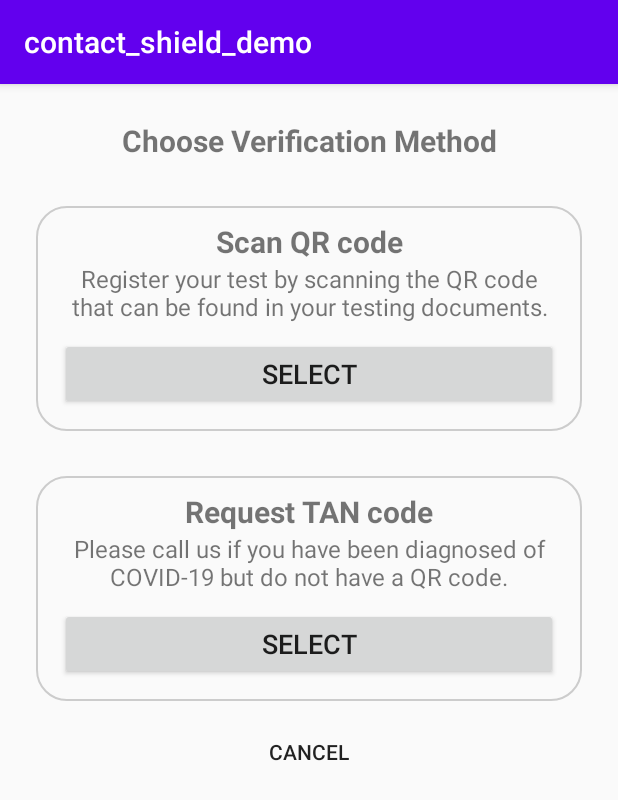
After one commit to JackXu0/Contact_Tracing, an Android app: the VerificationMethodsActivity screen opened directly, with no data from a screen before it, on a phone screen of 412 x 824 dp. The commit adds this screen. Shown: the top 800 px of the screen. Run offline under Robolectric (Android 15) with nearby library versions, the phone set to English and light mode, and no system bars.

Commit message:
verification UI update

```diff
--- a/contact_shield_demo/app/build.gradle
+++ b/contact_shield_demo/app/build.gradle
@@ -61,4 +61,6 @@ dependencies {
     implementation 'com.squareup.okhttp3:okhttp:4.7.2'
     implementation 'com.huawei.hms:contactshield:4.1.0.300'
     implementation 'com.huawei.agconnect:agconnect-core:1.0.0.300'
+    //dependency for pin view
+    implementation 'com.chaos.view:pinview:1.4.3'
 }
--- a/contact_shield_demo/app/src/main/java/com/futurewei/contact_shield_demo/activities/ReportTestResultActivity.java
+++ b/contact_shield_demo/app/src/main/java/com/futurewei/contact_shield_demo/activities/ReportTestResultActivity.java
@@ -22,7 +22,7 @@ public class ReportTestResultActivity extends AppCompatActivity {
             @Override
             public void onClick(View v) {
                 //next page
-                Intent intent = new Intent(getApplicationContext(), VerificationActivity.class);
+                Intent intent = new Intent(getApplicationContext(), VerificationMethodsActivity.class);
                 startActivity(intent);
                 finish();
             }
--- /dev/null
+++ b/contact_shield_demo/app/src/main/java/com/futurewei/contact_shield_demo/activities/VerificationMethodsActivity.java
@@ -0,0 +1,52 @@
+package com.futurewei.contact_shield_demo.activities;
+
+import androidx.appcompat.app.AppCompatActivity;
+
+import android.content.Intent;
+import android.os.Bundle;
+import android.view.View;
+import android.widget.Button;
+
+import com.futurewei.contact_shield_demo.R;
+
+public class VerificationMethodsActivity extends AppCompatActivity {
+
+    @Override
+    protected void onCreate(Bundle savedInstanceState) {
+        super.onCreate(savedInstanceState);
+        setContentView(R.layout.activity_verification_methods);
+
+        //TODO::Select QR code
+        Button qrCodeButton = (Button) findViewById(R.id.select_qrcode_Button);
+        qrCodeButton.setOnClickListener(new View.OnClickListener(){
+            @Override
+            public void onClick(View v) {
+                //next page
+//                Intent intent = new Intent(getApplicationContext(), VerificationMethodsActivity.class);
+//                startActivity(intent);
+//                finish();
+            }
+        });
+
+        Button teleTANButton = (Button) findViewById(R.id.select_teleTAN_Button);
+        teleTANButton.setOnClickListener(new View.OnClickListener(){
+            @Override
+            public void onClick(View v) {
+                //next page
+                Intent intent = new Intent(getApplicationContext(), TeleTANVerificationActivity.class);
+                startActivity(intent);
+                finish();
+            }
+        });
+
+        //EventListener for cancel button
+        Button cancelButton = (Button) findViewById(R.id.cancelButton);
+        cancelButton.setOnClickListener(new View.OnClickListener(){
+            @Override
+            public void onClick(View v) {
+                System.out.println("cancel button pressed, go back to home page");
+                finish();
+            }
+        });
+    }
+}
--- /dev/null
+++ b/contact_shield_demo/app/src/main/res/layout/activity_verification_methods.xml
@@ -0,0 +1,208 @@
+<?xml version="1.0" encoding="utf-8"?>
+<androidx.constraintlayout.widget.ConstraintLayout xmlns:android="http://schemas.android.com/apk/res/android"
+    xmlns:app="http://schemas.android.com/apk/res-auto"
+    xmlns:tools="http://schemas.android.com/tools"
+    android:layout_width="match_parent"
+    android:layout_height="match_parent"
+    tools:context=".activities.VerificationMethodsActivity">
+
+    <androidx.constraintlayout.widget.Guideline
+        android:id="@+id/guideline_start"
+        android:layout_width="wrap_content"
+        android:layout_height="wrap_content"
+        android:orientation="vertical"
+        app:layout_constraintGuide_begin="@dimen/guideline_start" />
+
+    <androidx.constraintlayout.widget.Guideline
+        android:id="@+id/guideline_end"
+        android:layout_width="wrap_content"
+        android:layout_height="wrap_content"
+        android:orientation="vertical"
+        app:layout_constraintGuide_end="@dimen/guideline_end" />
+
+    <androidx.constraintlayout.widget.Guideline
+        android:id="@+id/guideline_top"
+        android:layout_width="wrap_content"
+        android:layout_height="wrap_content"
+        android:orientation="horizontal"
+        app:layout_constraintGuide_begin="@dimen/guideline_top" />
+
+    <androidx.constraintlayout.widget.Guideline
+        android:id="@+id/guideline_bottom"
+        android:layout_width="wrap_content"
+        android:layout_height="wrap_content"
+        android:orientation="horizontal"
+        app:layout_constraintGuide_end="@dimen/guideline_bottom" />
+
+    <TextView
+        android:id="@+id/heading"
+        android:layout_width="wrap_content"
+        android:layout_height="wrap_content"
+        android:gravity="center"
+        android:text="@string/verification_methods_heading"
+        android:textStyle="bold"
+        android:textSize="20dp"
+        app:layout_constraintEnd_toEndOf="@id/guideline_end"
+        app:layout_constraintStart_toStartOf="@id/guideline_start"
+        app:layout_constraintTop_toTopOf="@id/guideline_top" />
+
+
+    <androidx.constraintlayout.widget.ConstraintLayout
+        android:id="@+id/first_method_layout"
+        android:layout_width="0dp"
+        android:layout_height="wrap_content"
+        android:layout_marginTop="30dp"
+        app:layout_constraintEnd_toEndOf="@id/guideline_end"
+        app:layout_constraintStart_toStartOf="@id/guideline_start"
+        app:layout_constraintTop_toBottomOf="@id/heading"
+        android:background="@drawable/border">
+
+        <androidx.constraintlayout.widget.Guideline
+            android:id="@+id/guideline_content_start"
+            android:layout_width="wrap_content"
+            android:layout_height="wrap_content"
+            android:orientation="vertical"
+            app:layout_constraintGuide_begin="@dimen/guideline_content_start" />
+
+        <androidx.constraintlayout.widget.Guideline
+            android:id="@+id/guideline_content_end"
+            android:layout_width="wrap_content"
+            android:layout_height="wrap_content"
+            android:orientation="vertical"
+            app:layout_constraintGuide_end="@dimen/guideline_content_end" />
+
+        <TextView
+            android:id="@+id/first_method"
+            android:layout_width="wrap_content"
+            android:layout_height="wrap_content"
+            android:layout_marginTop="10dp"
+            android:gravity="center"
+            android:text="@string/verification_method1_heading"
+            android:textStyle="bold"
+            android:textSize="20dp"
+            app:layout_constraintEnd_toEndOf="parent"
+            app:layout_constraintStart_toStartOf="parent"
+            app:layout_constraintTop_toTopOf="parent"/>
+
+        <TextView
+            android:id="@+id/first_method_description"
+            android:layout_width="0dp"
+            android:layout_height="wrap_content"
+            android:gravity="center"
+            android:text="@string/verification_method1_description"
+            android:textSize="16dp"
+            app:layout_constraintEnd_toEndOf="@id/guideline_content_end"
+            app:layout_constraintStart_toStartOf="@id/guideline_content_start"
+            app:layout_constraintTop_toBottomOf="@id/first_method"/>
+
+        <Button
+            android:id="@+id/select_qrcode_Button"
+            android:layout_height="wrap_content"
+            android:layout_width="0dp"
+            android:layout_marginTop="10dp"
+            android:layout_marginBottom="20dp"
+            android:text="SELECT"
+            android:textSize="18dp"
+            app:layout_constraintStart_toStartOf="@id/guideline_content_start"
+            app:layout_constraintEnd_toEndOf="@id/guideline_content_end"
+            app:layout_constraintTop_toBottomOf="@id/first_method_description" />
+
+        <TextView
+            android:id="@+id/blank"
+            android:layout_width="wrap_content"
+            android:layout_height="wrap_content"
+            android:text=""
+            android:textSize="10sp"
+            app:layout_constraintStart_toStartOf="parent"
+            app:layout_constraintEnd_toEndOf="parent"
+            app:layout_constraintTop_toBottomOf="@id/select_qrcode_Button"
+            app:layout_constraintVertical_bias="0.311" />
+
+
+    </androidx.constraintlayout.widget.ConstraintLayout>
+
+    <androidx.constraintlayout.widget.ConstraintLayout
+        android:id="@+id/second_method_layout"
+        android:layout_width="0dp"
+        android:layout_height="wrap_content"
+        android:layout_marginTop="30dp"
+        app:layout_constraintEnd_toEndOf="@id/guideline_end"
+        app:layout_constraintStart_toStartOf="@id/guideline_start"
+        app:layout_constraintTop_toBottomOf="@id/first_method_layout"
+        android:background="@drawable/border">
+
+        <androidx.constraintlayout.widget.Guideline
+            android:id="@+id/guideline_content2_start"
+            android:layout_width="wrap_content"
+            android:layout_height="wrap_content"
+            android:orientation="vertical"
+            app:layout_constraintGuide_begin="@dimen/guideline_content_start" />
+
+        <androidx.constraintlayout.widget.Guideline
+            android:id="@+id/guideline_content2_end"
+            android:layout_width="wrap_content"
+            android:layout_height="wrap_content"
+            android:orientation="vertical"
+            app:layout_constraintGuide_end="@dimen/guideline_content_end" />
+
+        <TextView
+            android:id="@+id/second_method"
+            android:layout_width="wrap_content"
+            android:layout_height="wrap_content"
+            android:layout_marginTop="10dp"
+            android:gravity="center"
+            android:text="@string/verification_method2_heading"
+            android:textStyle="bold"
+            android:textSize="20dp"
+            app:layout_constraintEnd_toEndOf="parent"
+            app:layout_constraintStart_toStartOf="parent"
+            app:layout_constraintTop_toTopOf="parent"/>
+
+        <TextView
+            android:id="@+id/second_method_description"
+            android:layout_width="0dp"
+            android:layout_height="wrap_content"
+            android:gravity="center"
+            android:text="@string/verification_method2_description"
+            android:textSize="16dp"
+            app:layout_constraintEnd_toEndOf="@id/guideline_content2_end"
+            app:layout_constraintStart_toStartOf="@id/guideline_content2_start"
+            app:layout_constraintTop_toBottomOf="@id/second_method"/>
+
+        <Button
+            android:id="@+id/select_teleTAN_Button"
+            android:layout_height="wrap_content"
+            android:layout_width="0dp"
+            android:layout_marginTop="10dp"
+            android:layout_marginBottom="20dp"
+            android:text="SELECT"
+            android:textSize="18dp"
+            app:layout_constraintStart_toStartOf="@id/guideline_content2_start"
+            app:layout_constraintEnd_toEndOf="@id/guideline_content2_end"
+            app:layout_constraintTop_toBottomOf="@id/second_method_description" />
+
+        <TextView
+            android:id="@+id/blank2"
+            android:layout_width="wrap_content"
+            android:layout_height="wrap_content"
+            android:text=""
+            android:textSize="10sp"
+            app:layout_constraintStart_toStartOf="parent"
+            app:layout_constraintEnd_toEndOf="parent"
+            app:layout_constraintTop_toBottomOf="@id/select_teleTAN_Button"
+            app:layout_constraintVertical_bias="0.311" />
+
+
+    </androidx.constraintlayout.widget.ConstraintLayout>
+
+    <Button
+        android:id="@+id/cancelButton"
+        style="@style/Widget.AppCompat.Button.Borderless"
+        android:layout_width="wrap_content"
+        android:layout_height="wrap_content"
+        android:layout_marginTop="10dp"
+        android:text="CANCEL"
+        app:layout_constraintStart_toStartOf="@id/guideline_start"
+        app:layout_constraintEnd_toEndOf="@id/guideline_end"
+        app:layout_constraintTop_toBottomOf="@id/second_method_layout" />
+</androidx.constraintlayout.widget.ConstraintLayout>
--- a/contact_shield_demo/app/src/main/res/values/dimens.xml
+++ b/contact_shield_demo/app/src/main/res/values/dimens.xml
@@ -15,6 +15,8 @@
     <dimen name="guideline_faq_start">24dp</dimen>
     <dimen name="guideline_faq_end"> 16dp</dimen>
 
-    <dimen name="guideline_verification_start"> 14dp</dimen>
-    <dimen name="guideline_verification_end">14dp</dimen>
+    <dimen name="guideline_verification_start">20dp</dimen>
+    <dimen name="guideline_verification_end">20dp</dimen>
+    <dimen name="guideline_verification_content_start"> 10dp</dimen>
+    <dimen name="guideline_verification_content_end">10dp</dimen>
 </resources>
--- a/contact_shield_demo/app/src/main/res/values/strings.xml
+++ b/contact_shield_demo/app/src/main/res/values/strings.xml
@@ -25,7 +25,7 @@
     <string name="report_results"> <u> "Report your results >>" </u></string>
     <string name="report_positive_heading"> <b>"Share Your Positive Test Result"</b></string>
     <string name="report_positive_body">"If you have been tested positive for COVID-19, you can share your test results to help notify others who may have been in contact with you. This will let others know they should monitor for symptoms. Only those who have been exposed will receive a notification."</string>
-    <string name="verify_heading"> <b>"Enter Your Verification Code"</b></string>
+    <string name="verify_heading"> <b>"Enter Your TAN Code"</b></string>
     <string name="verify_caption">"This unique verification code is provided by your testing center, and it is used to verify your positive test result."</string>
     <string name="test_date_heading"><b>"Test Date"</b></string>
     <string name="test_date_caption">"Your test date helps the app know when you may have been contagious and notify others who have been in contact with you from the past 14 days."</string>
@@ -33,5 +33,14 @@
     <string name="disable_notification_caption">"When notifications are turned off, your device will not receive any notifications for potential exposures or interactions with other users."</string>
     <string name="alert_heading"><b>"You have been in contact with a Covid-19 Patient!"</b></string>
     <string name="alert_body">"Someone you have been in contact with recently have self-reported positive. Please self-quarantine or get tested at your local testing center."</string>
+    <string name="verification_methods_heading">"Choose Verification Method"</string>
+    <string name="verification_method1_heading">"Scan QR code"</string>
+    <string name="verification_method1_description">"Register your test by scanning the QR code that can be found in your testing documents."</string>
+    <string name="verification_method2_heading">"Request TAN code"</string>
+    <string name="verification_method2_description">"Please call us if you have been diagnosed of COVID-19 but do not have a QR code."</string>
+    <string name="teleTAN_heading">"How this works"</string>
+    <string name="teleTAN_description">"Call the hotline to request a TAN:"</string>
+    <string name="teleTAN_hotline">"+1(213)-425-8730"</string>
+
 
 </resources>
--- a/contact_shield_demo/build.gradle
+++ b/contact_shield_demo/build.gradle
@@ -8,8 +8,7 @@ buildscript {
         maven { url 'https://developer.huawei.com/repo/' }
     }
     dependencies {
-        classpath 'com.android.tools.build:gradle:3.6.3'
-
+        classpath 'com.android.tools.build:gradle:4.0.0'
         classpath 'com.huawei.agconnect:agcp:1.3.1.300'
         // NOTE: Do not place your application dependencies here; they belong
         // in the individual module build.gradle files
```
Also changed, not shown: contact_shield_demo/app/src/main/AndroidManifest.xml (+12 -8 lines), contact_shield_demo/app/src/main/java/com/futurewei/contact_shield_demo/activities/TeleTANVerificationActivity.java (added, +41 -0 lines), contact_shield_demo/app/src/main/java/com/futurewei/contact_shield_demo/activities/VerificationActivity.java (+26 -0 lines), contact_shield_demo/app/src/main/res/layout/activity_tele_t_a_n_verification.xml (added, +137 -0 lines), contact_shield_demo/app/src/main/res/layout/activity_verification.xml (+52 -50 lines), contact_shield_demo/gradle/wrapper/gradle-wrapper.properties.
